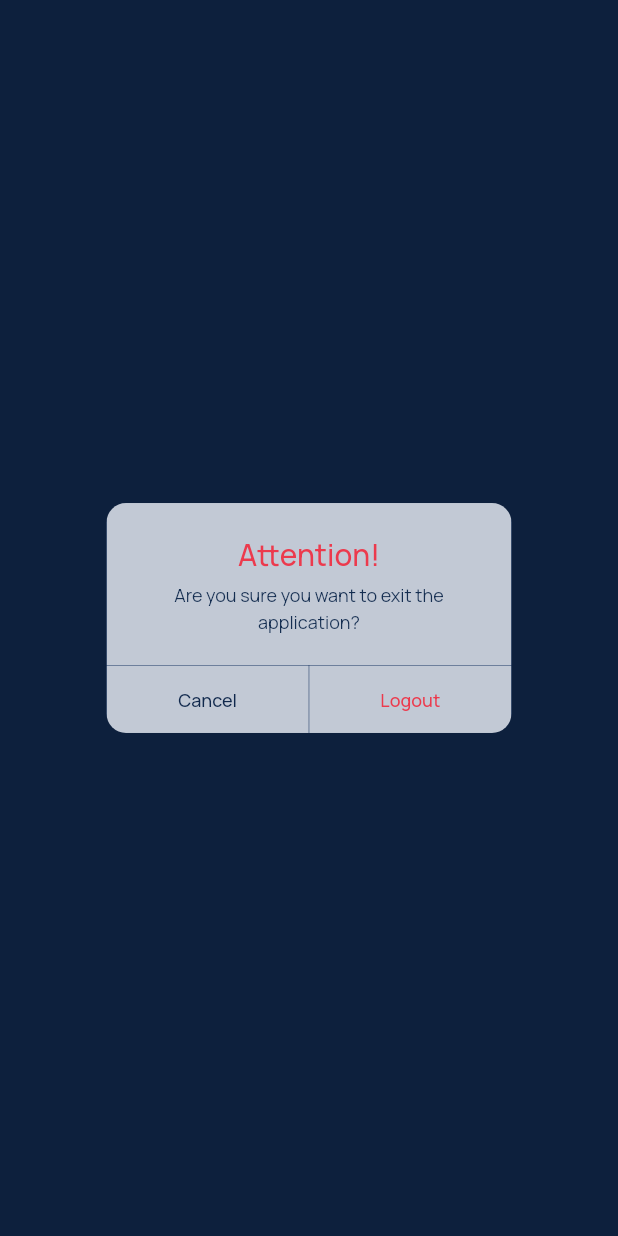
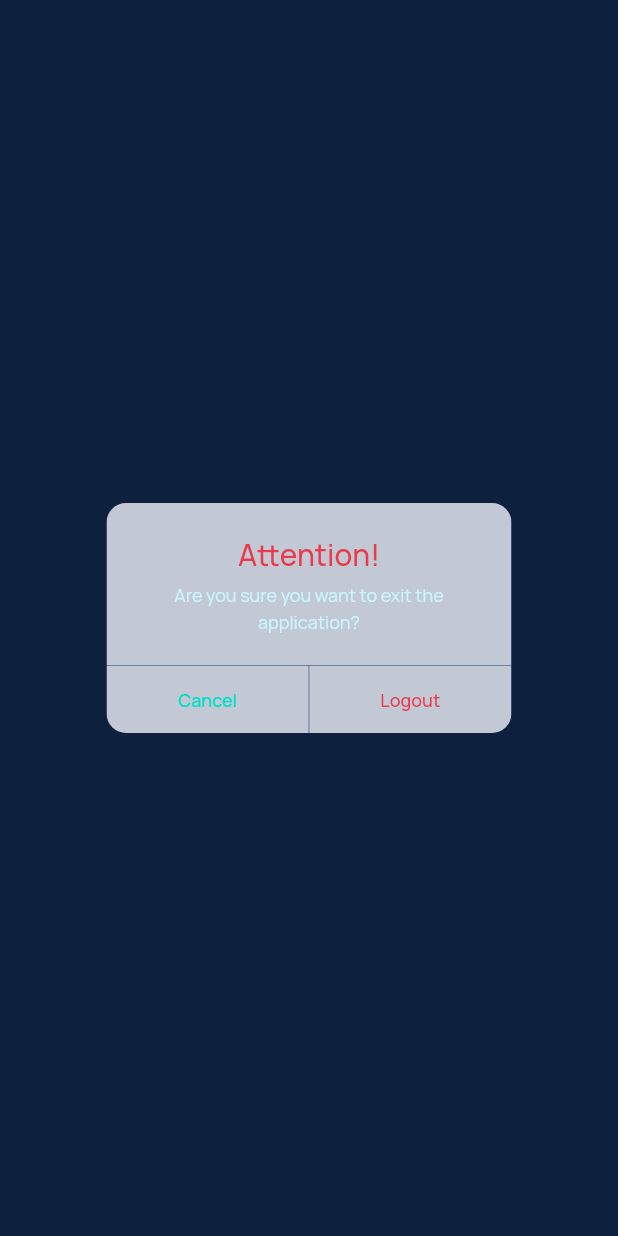
Before and after one commit to muxtorovinomjon0227/WeatherScience, a Flutter app: what logOut() shows on an empty page, opened directly, on a phone screen of 412 x 824 dp. Run offline on Flutter 3.47's test engine with Material 3 defaults, Android fonts, the phone set to English and light mode, and no system bars; our stand-ins replace auto_route, cached_network_image, connectivity_plus, dartz, dio, easy_localization and 16 more; accounts and stored records are empty.

```diff
--- a/lib/src/core/utils/pop_up_modal.dart
+++ b/lib/src/core/utils/pop_up_modal.dart
@@ -98,13 +98,13 @@ Future<void> logOut(BuildContext context) {
           content: CommText(
               text: 'drawer.logOutMessage'.tr(),
               textAlign: TextAlign.center,
-              textColor: AppColors.navBarColor,
+              textColor: AppColors.textColor,
               fontWeight: FontWeight.w400),
           actions: <Widget>[
             CupertinoDialogAction(
               child: CommText(
                 text: 'drawer.cancel'.tr(),
-                textColor: AppColors.appBakColor,
+                textColor: AppColors.buttonColor,
               ),
               onPressed: () {
                 context.router.pop();
--- a/lib/src/features/draver/presentation/widgets/user_info.dart
+++ b/lib/src/features/draver/presentation/widgets/user_info.dart
@@ -43,8 +43,7 @@ class UserIfo extends StatelessWidget {
         placeholder: (context, url) => buttonLoaderColor,
         errorWidget: (context, url, error) => CircleAvatar(
             radius: 100.sp,
-            child: ClipOval(
-                child: Image.asset(AppIcons.avatar).paddingAll(16.sp))),
+            child: ClipOval(child: Image.asset(AppIcons.avatar).paddingAll(16.sp))),
       ).paddingAll(0),
     );
   }
```
